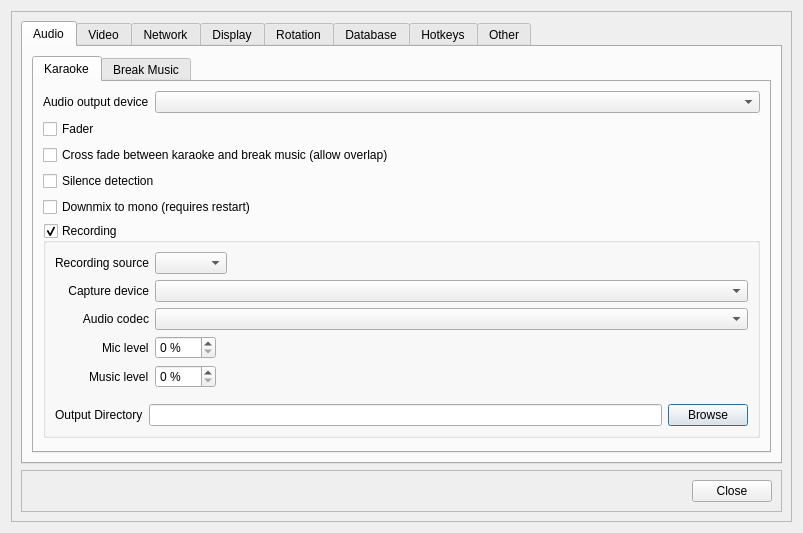
Old version of the form src/dlgsettings.ui in the repository EquinoxEarth/OpenKJ.
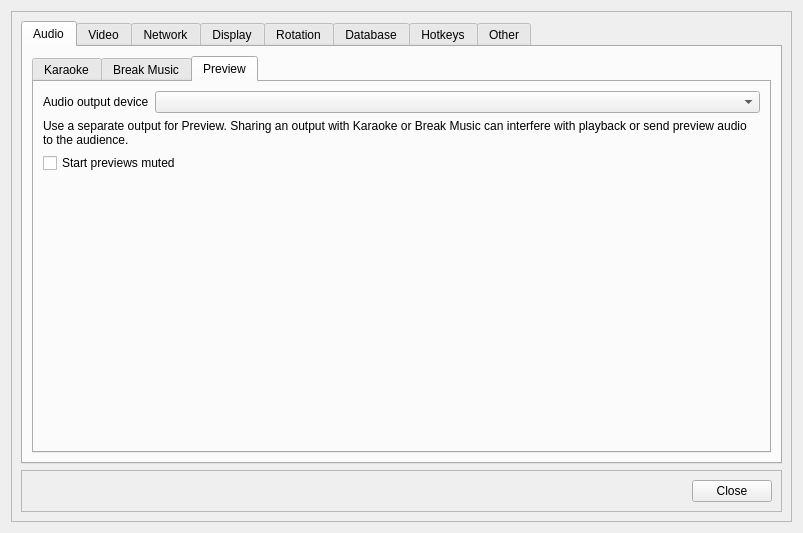
New version of the form. The open tabs and pages were chosen to show the change. Icons and pictures are not drawn.

Commit message: Add dedicated audio controls and safe cleanup for song previews

```diff
--- a/src/dlgsettings.ui
+++ b/src/dlgsettings.ui
@@ -340,6 +340,60 @@
                 </item>
                </layout>
               </widget>
+              <widget class="QWidget" name="tabPreview">
+               <attribute name="title">
+                <string>Preview</string>
+               </attribute>
+               <layout class="QVBoxLayout" name="previewAudioLayout">
+                <item>
+                 <layout class="QFormLayout" name="previewOutputLayout">
+                  <item row="0" column="0">
+                   <widget class="QLabel" name="labelPreviewAudioOutput">
+                    <property name="text">
+                     <string>Audio output device</string>
+                    </property>
+                    <property name="buddy">
+                     <cstring>comboBoxPreviewAudioDevices</cstring>
+                    </property>
+                   </widget>
+                  </item>
+                  <item row="0" column="1">
+                   <widget class="QComboBox" name="comboBoxPreviewAudioDevices"/>
+                  </item>
+                 </layout>
+                </item>
+                <item>
+                 <widget class="QLabel" name="labelPreviewAudioNotice">
+                  <property name="text">
+                   <string>Use a separate output for Preview. Sharing an output with Karaoke or Break Music can interfere with playback or send preview audio to the audience.</string>
+                  </property>
+                  <property name="wordWrap">
+                   <bool>true</bool>
+                  </property>
+                 </widget>
+                </item>
+                <item>
+                 <widget class="QCheckBox" name="checkBoxPreviewStartsMuted">
+                  <property name="text">
+                   <string>Start previews muted</string>
+                  </property>
+                 </widget>
+                </item>
+                <item>
+                 <spacer name="previewAudioSpacer">
+                  <property name="orientation">
+                   <enum>Qt::Vertical</enum>
+                  </property>
+                  <property name="sizeHint" stdset="0">
+                   <size>
+                    <width>20</width>
+                    <height>40</height>
+                   </size>
+                  </property>
+                 </spacer>
+                </item>
+               </layout>
+              </widget>
              </widget>
             </item>
            </layout>
```
The commit also changes 12 other files.
